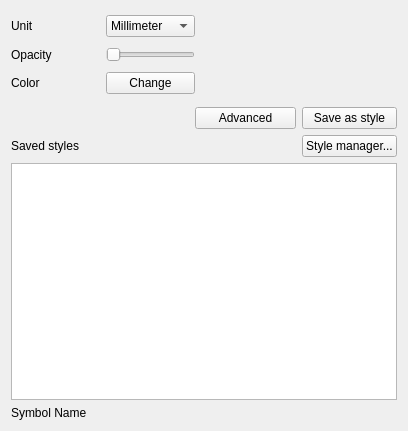
This is src/ui/symbollayer/widget_symbolslist.ui in qgis/QGIS as Qt 5 draws it before an edit. The edited form follows.
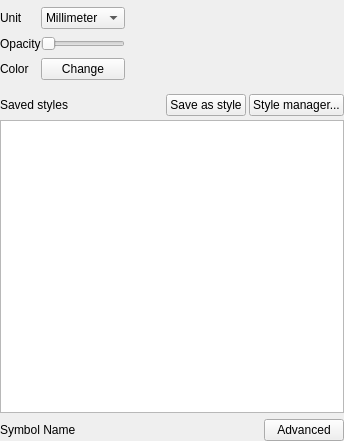
This is the edited form. Custom widgets are drawn as their Qt base class.

Commit message: UI Tweaks to make the symbol selector better

```diff
--- a/src/ui/symbollayer/widget_symbolslist.ui
+++ b/src/ui/symbollayer/widget_symbolslist.ui
@@ -6,17 +6,23 @@
    <rect>
     <x>0</x>
     <y>0</y>
-    <width>408</width>
-    <height>431</height>
+    <width>344</width>
+    <height>441</height>
    </rect>
   </property>
   <property name="windowTitle">
    <string>Form</string>
   </property>
   <layout class="QGridLayout" name="gridLayout_4">
-   <item row="0" column="0" colspan="3">
-    <layout class="QGridLayout" name="gridLayout_5">
-     <item row="0" column="0" colspan="2">
+   <property name="verticalSpacing">
+    <number>4</number>
+   </property>
+   <property name="margin">
+    <number>0</number>
+   </property>
+   <item row="0" column="0">
+    <layout class="QHBoxLayout" name="horizontalLayout">
+     <item>
       <layout class="QGridLayout" name="gridLayout_3">
        <item row="0" column="0">
         <widget class="QLabel" name="mSymbolUnitLabel">
@@ -87,7 +93,7 @@
        </item>
       </layout>
      </item>
-     <item row="0" column="2" colspan="2">
+     <item>
       <widget class="QStackedWidget" name="stackedWidget">
        <property name="sizePolicy">
         <sizepolicy hsizetype="Minimum" vsizetype="Preferred">
@@ -217,43 +223,21 @@
        </widget>
       </widget>
      </item>
-     <item row="1" column="0">
-      <spacer name="horizontalSpacer">
-       <property name="orientation">
-        <enum>Qt::Horizontal</enum>
-       </property>
-       <property name="sizeHint" stdset="0">
-        <size>
-         <width>40</width>
-         <height>20</height>
-        </size>
-       </property>
-      </spacer>
-     </item>
-     <item row="1" column="1" colspan="2">
-      <widget class="QPushButton" name="btnAdvanced">
-       <property name="text">
-        <string>Advanced</string>
-       </property>
-      </widget>
-     </item>
-     <item row="1" column="3">
-      <widget class="QPushButton" name="btnAddToStyle">
-       <property name="text">
-        <string>Save as style</string>
-       </property>
-      </widget>
-     </item>
     </layout>
    </item>
    <item row="1" column="0">
+    <layout class="QHBoxLayout" name="horizontalLayout_3">
+     <property name="spacing">
+      <number>3</number>
+     </property>
+     <item>
     <widget class="QLabel" name="label">
      <property name="text">
       <string>Saved styles</string>
      </property>
     </widget>
    </item>
-   <item row="1" column="1">
+     <item>
     <spacer name="horizontalSpacer_2">
      <property name="orientation">
       <enum>Qt::Horizontal</enum>
@@ -266,14 +250,23 @@
      </property>
     </spacer>
    </item>
-   <item row="1" column="2">
+     <item>
+      <widget class="QPushButton" name="btnAddToStyle">
+       <property name="text">
+        <string>Save as style</string>
+       </property>
+      </widget>
+     </item>
+     <item>
     <widget class="QPushButton" name="btnStyleManager">
      <property name="text">
       <string>Style manager...</string>
      </property>
     </widget>
    </item>
-   <item row="2" column="0" colspan="3">
+    </layout>
+   </item>
+   <item row="2" column="0">
     <widget class="QListView" name="viewSymbols">
      <property name="sizePolicy">
       <sizepolicy hsizetype="Expanding" vsizetype="Expanding">
@@ -308,11 +301,38 @@
     </widget>
    </item>
    <item row="3" column="0">
+    <layout class="QHBoxLayout" name="horizontalLayout_4">
+     <property name="topMargin">
+      <number>2</number>
+     </property>
+     <item>
     <widget class="QLabel" name="lblSymbolName">
      <property name="text">
       <string>Symbol Name</string>
      </property>
     </widget>
+     </item>
+     <item>
+      <spacer name="horizontalSpacer">
+       <property name="orientation">
+        <enum>Qt::Horizontal</enum>
+       </property>
+       <property name="sizeHint" stdset="0">
+        <size>
+         <width>40</width>
+         <height>20</height>
+        </size>
+       </property>
+      </spacer>
+     </item>
+     <item>
+      <widget class="QPushButton" name="btnAdvanced">
+       <property name="text">
+        <string>Advanced</string>
+       </property>
+      </widget>
+     </item>
+    </layout>
    </item>
   </layout>
  </widget>
```
Lines whose indentation alone changed are shown as unchanged. The commit also changes 4 other files.
